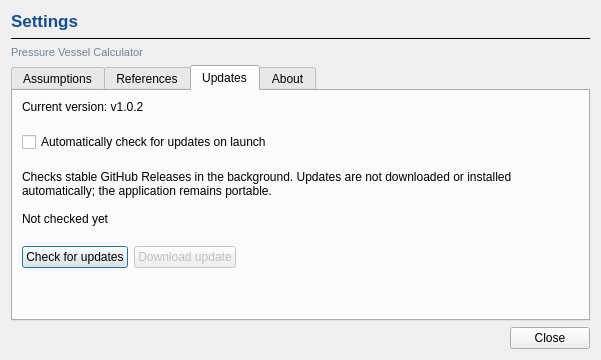
Old version of the form src/ui/settings_dialog.ui in the repository ZeroFlagLabs/pressure-vessel-calculator.
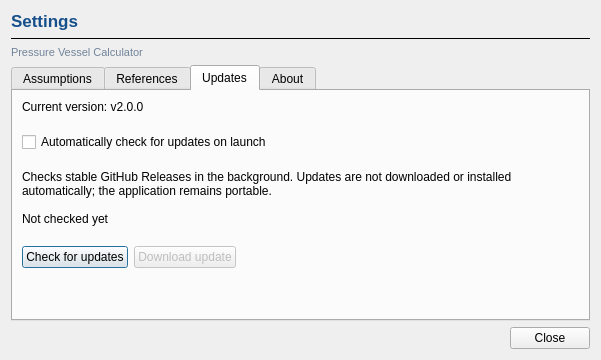
New version of the form. The open tabs and pages were chosen to show the change.

Commit message: chore: continue historical application version at v2.0.0

```diff
--- a/src/ui/settings_dialog.ui
+++ b/src/ui/settings_dialog.ui
@@ -168,7 +168,7 @@
      <widget class="QWidget" name="updates_tab">
       <attribute name="title"><string>Updates</string></attribute>
       <layout class="QVBoxLayout" name="updatesLayout">
-       <item><widget class="QLabel" name="current_version"><property name="text"><string>Current version: v1.0.2</string></property></widget></item>
+       <item><widget class="QLabel" name="current_version"><property name="text"><string>Current version: v2.0.0</string></property></widget></item>
        <item><spacer name="updates_version_to_checkbox_gap"><property name="orientation"><enum>Qt::Orientation::Vertical</enum></property><property name="sizeType"><enum>QSizePolicy::Fixed</enum></property><property name="sizeHint" stdset="0"><size><width>20</width><height>12</height></size></property></spacer></item><item><widget class="QCheckBox" name="check_on_launch"><property name="text"><string>Automatically check for updates on launch</string></property></widget></item>
        <item><spacer name="updates_checkbox_to_information_gap"><property name="orientation"><enum>Qt::Orientation::Vertical</enum></property><property name="sizeType"><enum>QSizePolicy::Fixed</enum></property><property name="sizeHint" stdset="0"><size><width>20</width><height>12</height></size></property></spacer></item><item><widget class="QLabel" name="update_information"><property name="text"><string>Checks stable GitHub Releases in the background. Updates are not downloaded or installed automatically; the application remains portable.</string></property><property name="wordWrap"><bool>true</bool></property></widget></item>
        <item><spacer name="updates_information_to_status_gap"><property name="orientation"><enum>Qt::Orientation::Vertical</enum></property><property name="sizeType"><enum>QSizePolicy::Fixed</enum></property><property name="sizeHint" stdset="0"><size><width>20</width><height>8</height></size></property></spacer></item><item><widget class="QLabel" name="update_status"><property name="text"><string>Not checked yet</string></property><property name="wordWrap"><bool>true</bool></property></widget></item>
```
Left out of the diff: 2 changed lines with no effect on the pictures. The commit also changes 4 other files.
